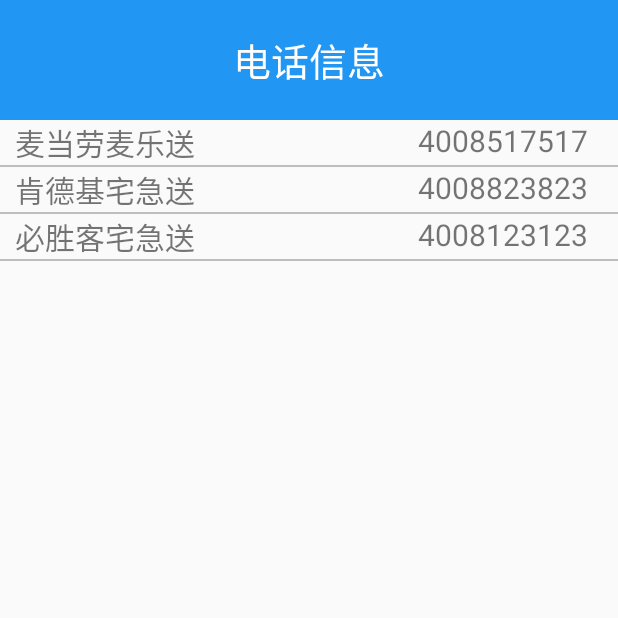
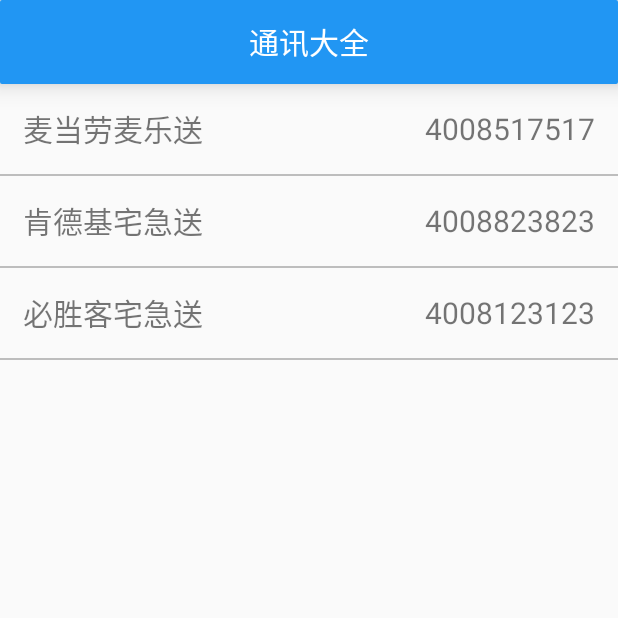
Before and after one commit to lhzheng880828/PhoneManager, an Android app: the PhoneActivity screen opened directly, with no data from a screen before it, after a tap on an icon or button, on a phone screen of 412 x 824 dp, the top half of it. Run offline under Robolectric (Android 15) with nearby library versions, the phone set to English and light mode, and no system bars.

Commit message:
2016年11月8日 22:01:37

```diff
--- a/app/src/main/AndroidManifest.xml
+++ b/app/src/main/AndroidManifest.xml
@@ -11,7 +11,7 @@
         android:icon="@mipmap/ic_launcher"
         android:label="@string/app_name"
         android:supportsRtl="true"
-        android:theme="@style/AppTheme">
+        android:theme="@style/BlueTheme">
         <activity android:name=".activity.SplashActivity">
             <intent-filter>
                 <action android:name="android.intent.action.MAIN"/>
@@ -21,11 +21,11 @@
         </activity>
         <activity
             android:name=".activity.PhoneActivity"
-            android:theme="@style/BlueTheme">
+            >
         </activity>
         <activity
             android:name=".activity.PhoneNumberActivity"
-            android:theme="@style/BlueTheme">
+            >
         </activity>
     </application>
 
--- a/app/src/main/java/com/zhuoxin/phonemanager/activity/PhoneActivity.java
+++ b/app/src/main/java/com/zhuoxin/phonemanager/activity/PhoneActivity.java
@@ -3,6 +3,7 @@
 import android.app.Activity;
 import android.content.Intent;
 import android.os.Bundle;
+import android.support.v7.app.AppCompatActivity;
 import android.view.View;
 import android.widget.AdapterView;
 import android.widget.ListView;
@@ -14,7 +15,7 @@
 
 import java.util.List;
 
-public class PhoneActivity extends Activity implements AdapterView.OnItemClickListener {
+public class PhoneActivity extends AppCompatActivity implements AdapterView.OnItemClickListener {
     ListView ll_classlist;
     List<TelclassInfo> dataList;
 
@@ -36,6 +37,5 @@
         Intent intent = new Intent(this, PhoneNumberActivity.class);
         intent.putExtra("idx", idx);
         startActivity(intent);
-        overridePendingTransition(R.anim.anim_activity_in,R.anim.anim_activity_out);
     }
 }
--- a/app/src/main/java/com/zhuoxin/phonemanager/activity/PhoneNumberActivity.java
+++ b/app/src/main/java/com/zhuoxin/phonemanager/activity/PhoneNumberActivity.java
@@ -11,6 +11,7 @@
 import android.provider.Settings;
 import android.support.v4.app.ActivityCompat;
 import android.support.v4.content.ContextCompat;
+import android.support.v7.app.AppCompatActivity;
 import android.view.View;
 import android.widget.AdapterView;
 import android.widget.ListView;
@@ -23,7 +24,7 @@
 
 import java.util.List;
 
-public class PhoneNumberActivity extends Activity implements AdapterView.OnItemClickListener {
+public class PhoneNumberActivity extends AppCompatActivity implements AdapterView.OnItemClickListener {
 
     ListView ll_numberlist;
     List<TelnumberInfo> dataList;
--- a/app/src/main/java/com/zhuoxin/phonemanager/activity/SplashActivity.java
+++ b/app/src/main/java/com/zhuoxin/phonemanager/activity/SplashActivity.java
@@ -7,7 +7,6 @@
 import android.view.animation.Animation;
 import android.view.animation.AnimationUtils;
 import android.widget.ImageView;
-import android.widget.Toast;
 
 import com.zhuoxin.phonemanager.R;
 import com.zhuoxin.phonemanager.db.DBManager;
@@ -33,7 +32,6 @@
 
             @Override
             public void onAnimationEnd(Animation animation) {
-                Toast.makeText(SplashActivity.this, "动画结束", Toast.LENGTH_SHORT).show();
                 startActivity(new Intent(SplashActivity.this, PhoneActivity.class));
                 finish();
 
--- a/app/src/main/res/anim/anim_activity_in.xml
+++ /dev/null
@@ -1,7 +0,0 @@
-<?xml version="1.0" encoding="utf-8"?>
-<translate xmlns:android="http://schemas.android.com/apk/res/android"
-           android:duration="1000"
-           android:fromXDelta="100%"
-           android:toXDelta="0%">
-
-</translate>
--- a/app/src/main/res/anim/anim_activity_out.xml
+++ /dev/null
@@ -1,7 +0,0 @@
-<?xml version="1.0" encoding="utf-8"?>
-<translate xmlns:android="http://schemas.android.com/apk/res/android"
-           android:duration="1000"
-           android:fromXDelta="0%"
-           android:toXDelta="100%">
-
-</translate>
--- /dev/null
+++ b/app/src/main/res/drawable/shape_blue.xml
@@ -0,0 +1,5 @@
+<shape xmlns:android="http://schemas.android.com/apk/res/android"
+       android:shape="rectangle">
+    <solid android:color="@color/bluePrimaryColor"></solid>
+    <corners android:radius="@dimen/shape_radius"></corners>
+</shape>
--- a/app/src/main/res/layout/activity_phone.xml
+++ b/app/src/main/res/layout/activity_phone.xml
@@ -8,25 +8,12 @@
     android:orientation="vertical"
     tools:context="com.zhuoxin.phonemanager.activity.PhoneActivity">
 
-    <RelativeLayout
-        android:layout_width="match_parent"
-        android:layout_height="80dp"
-        android:background="@color/bluePrimaryColor"
-        >
-
-        <TextView
-            android:layout_width="wrap_content"
-            android:layout_height="wrap_content"
-            android:layout_centerInParent="true"
-            android:text="通讯大全"
-            android:textColor="#fff"
-            android:textSize="25dp"/>
-    </RelativeLayout>
+    <include layout="@layout/layout_actionbar"></include>
 
     <ListView
         android:id="@+id/ll_classlist"
         android:layout_width="match_parent"
-        android:layout_height="fill_parent"
+        android:layout_height="match_parent"
         android:divider="@color/dividerColor"
         android:dividerHeight="1dp"
         ></ListView>
--- a/app/src/main/res/layout/activity_phone_number.xml
+++ b/app/src/main/res/layout/activity_phone_number.xml
@@ -9,25 +9,12 @@
     tools:context="com.zhuoxin.phonemanager.activity.PhoneNumberActivity">
 
 
-    <RelativeLayout
-        android:layout_width="match_parent"
-        android:layout_height="80dp"
-        android:background="@color/bluePrimaryColor"
-        >
-
-        <TextView
-            android:layout_width="wrap_content"
-            android:layout_height="wrap_content"
-            android:layout_centerInParent="true"
-            android:text="电话信息"
-            android:textColor="#fff"
-            android:textSize="25dp"/>
-    </RelativeLayout>
+    <include layout="@layout/layout_actionbar"></include>
 
     <ListView
         android:id="@+id/ll_numberlist"
         android:layout_width="match_parent"
-        android:layout_height="fill_parent"
+        android:layout_height="match_parent"
         android:divider="@color/dividerColor"
         android:dividerHeight="1dp"
         ></ListView>
--- a/app/src/main/res/layout/item_telclass.xml
+++ b/app/src/main/res/layout/item_telclass.xml
@@ -1,18 +1,18 @@
 <?xml version="1.0" encoding="utf-8"?>
-<FrameLayout xmlns:android="http://schemas.android.com/apk/res/android"
-             android:layout_width="match_parent"
-             android:layout_height="@dimen/item_height"
+<RelativeLayout xmlns:android="http://schemas.android.com/apk/res/android"
+                android:layout_width="match_parent"
+                android:layout_height="wrap_content"
     >
 
 
     <TextView
 
         android:id="@+id/tv_telclass"
-        android:layout_width="wrap_content"
-        android:layout_height="match_parent"
+        android:layout_width="match_parent"
+        android:layout_height="@dimen/item_height"
         android:layout_gravity="center"
         android:gravity="center"
         android:text="测试"
-        android:textSize="20sp"/>
+        android:textSize="@dimen/item_textsize"/>
 
-</FrameLayout>
+</RelativeLayout>
--- a/app/src/main/res/layout/item_telnumber.xml
+++ b/app/src/main/res/layout/item_telnumber.xml
@@ -1,27 +1,27 @@
 <?xml version="1.0" encoding="utf-8"?>
 <RelativeLayout xmlns:android="http://schemas.android.com/apk/res/android"
                 android:layout_width="match_parent"
-                android:layout_height="@dimen/item_height"
-                android:orientation="horizontal">
+                android:layout_height="wrap_content"
+    >
 
     <TextView
 
         android:id="@+id/tv_name"
         android:layout_width="wrap_content"
-        android:layout_height="match_parent"
-        android:layout_marginStart="10dp"
+        android:layout_height="@dimen/item_height"
+        android:layout_marginStart="@dimen/item_margin"
         android:gravity="center"
         android:text="肯德基"
-        android:textSize="20sp"/>
+        android:textSize="@dimen/item_textsize"/>
 
     <TextView
         android:id="@+id/tv_number"
         android:layout_width="wrap_content"
-        android:layout_height="match_parent"
+        android:layout_height="@dimen/item_height"
         android:layout_alignParentRight="true"
-        android:layout_marginEnd="20dp"
+        android:layout_marginEnd="@dimen/item_margin"
         android:gravity="center"
         android:text="10086"
-        android:textSize="20sp"/>
+        android:textSize="@dimen/item_textsize"/>
 
 </RelativeLayout>
--- /dev/null
+++ b/app/src/main/res/layout/layout_actionbar.xml
@@ -0,0 +1,19 @@
+<?xml version="1.0" encoding="utf-8"?>
+<RelativeLayout xmlns:android="http://schemas.android.com/apk/res/android"
+                android:layout_width="match_parent"
+                android:layout_height="@dimen/actionbar_height"
+                android:background="@drawable/shape_blue"
+                android:elevation="@dimen/shape_shadow"
+                android:translationZ="@dimen/shape_shadow">
+
+
+    <TextView
+        android:layout_width="wrap_content"
+        android:layout_height="wrap_content"
+        android:layout_centerInParent="true"
+        android:text="通讯大全"
+        android:textColor="#fff"
+        android:textSize="@dimen/actionbar_textsize"/>
+
+
+</RelativeLayout>
--- a/app/src/main/res/values/dimens.xml
+++ b/app/src/main/res/values/dimens.xml
@@ -2,5 +2,17 @@
     <!-- Default screen margins, per the Android Design guidelines. -->
     <dimen name="activity_horizontal_margin">16dp</dimen>
     <dimen name="activity_vertical_margin">16dp</dimen>
+
+    <!--ActionBar的尺寸信息-->
+    <dimen name="actionbar_height">56dp</dimen>
+    <dimen name="actionbar_textsize">20sp</dimen>
+
+    <!--ListView的尺寸信息-->
     <dimen name="item_height">60dp</dimen>
+    <dimen name="item_textsize">20sp</dimen>
+    <dimen name="item_margin">15dp</dimen>
+
+    <!--自定义shape的尺寸信息-->
+    <dimen name="shape_radius">1dp</dimen>
+    <dimen name="shape_shadow">5dp</dimen>
 </resources>
--- a/app/src/main/res/values/styles.xml
+++ b/app/src/main/res/values/styles.xml
@@ -6,9 +6,10 @@
         <item name="colorPrimary">@color/colorPrimary</item>
         <item name="colorPrimaryDark">@color/colorPrimaryDark</item>
         <item name="colorAccent">@color/colorAccent</item>
-    </style>nnsdf
+    </style>
 
-    <style name="BlueTheme" parent="@android:style/Theme.Material.Light.NoActionBar">
+
+    <style name="BlueTheme" parent="Theme.AppCompat.Light.NoActionBar">
 
         <item name="android:statusBarColor">@color/darkBluePrimaryColor</item>
 
```
Also changed, not shown: app/src/main/res/drawable/logo_1.png (deleted), app/src/main/res/drawable/logo_2.png (deleted), app/src/main/res/drawable/logo_4.png (deleted), app/src/main/res/drawable/logo_5.png (deleted).
